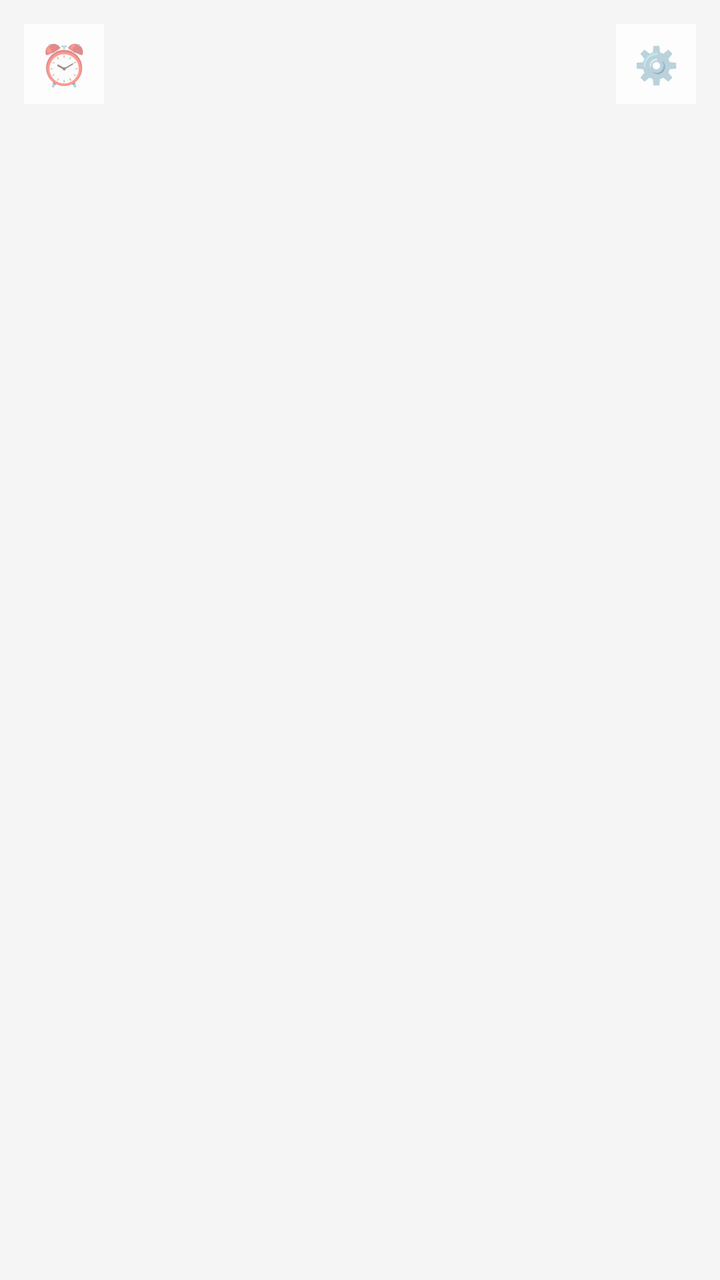
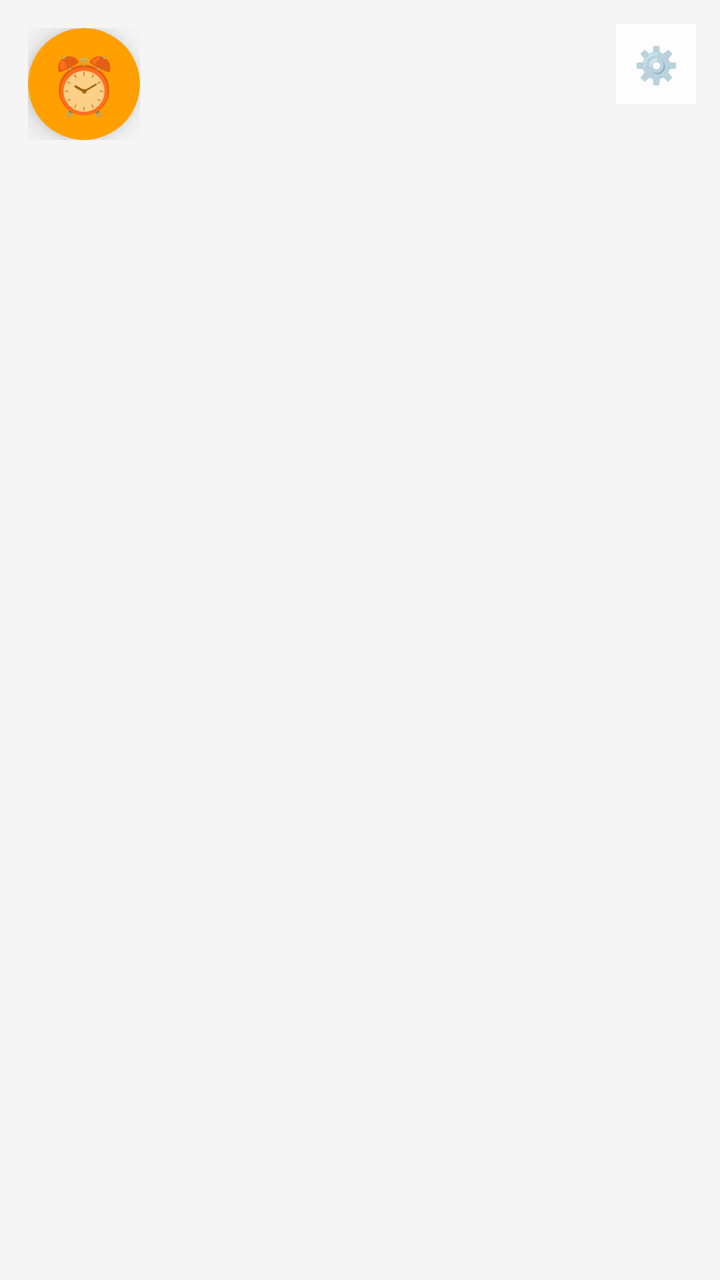

An Android layout rendered at two revisions. The XML below is the earlier revision; the diff shows what the commit changed to produce the second picture.
<!-- AndroidManifest.xml: application theme Theme.MonStock -->
<!-- res/layout/fragment_sell.xml -->
<?xml version="1.0" encoding="utf-8"?>
<FrameLayout xmlns:android="http://schemas.android.com/apk/res/android"
    android:layout_width="match_parent"
    android:layout_height="match_parent">

    <ImageView
        android:id="@+id/ivBackground"
        android:layout_width="match_parent"
        android:layout_height="match_parent"
        android:scaleType="centerCrop"
        android:alpha="0.22"
        android:contentDescription="@null" />

    <androidx.recyclerview.widget.RecyclerView
        android:id="@+id/recyclerView"
        android:layout_width="match_parent"
        android:layout_height="match_parent"
        android:padding="4dp" />

    <TextView
        android:id="@+id/tvEmpty"
        android:layout_width="wrap_content"
        android:layout_height="wrap_content"
        android:layout_gravity="center"
        android:text="@string/no_products_to_sell"
        android:textColor="#888888"
        android:visibility="gone" />

    <FrameLayout
        android:layout_width="wrap_content"
        android:layout_height="wrap_content"
        android:layout_gravity="top|start"
        android:layout_margin="12dp">

        <TextView
            android:id="@+id/btnOrders"
            android:layout_width="40dp"
            android:layout_height="40dp"
            android:background="#CCFFFFFF"
            android:gravity="center"
            android:text="⏰"
            android:textSize="20sp" />

        <TextView
            android:id="@+id/tvOrdersBadge"
            android:layout_width="wrap_content"
            android:layout_height="wrap_content"
            android:layout_gravity="top|end"
            android:layout_marginTop="-4dp"
            android:layout_marginEnd="-4dp"
            android:background="@color/danger"
            android:textColor="@color/white"
            android:textSize="10sp"
            android:textStyle="bold"
            android:minWidth="18dp"
            android:minHeight="18dp"
            android:gravity="center"
            android:paddingHorizontal="4dp"
            android:visibility="gone" />

    </FrameLayout>

    <TextView
        android:id="@+id/btnSettings"
        android:layout_width="40dp"
        android:layout_height="40dp"
        android:layout_gravity="top|end"
        android:layout_margin="12dp"
        android:background="#CCFFFFFF"
        android:gravity="center"
        android:text="⚙️"
        android:textSize="18sp" />

</FrameLayout>
<!-- resources referenced by this layout -->
<resources>
  <color name="danger">#E53935</color>
  <color name="white">#FFFFFF</color>
  <string name="no_products_to_sell">Aucun produit en stock à vendre.</string>
  <style name="Theme.MonStock" parent="Theme.MaterialComponents.DayNight.NoActionBar">
          <item name="colorPrimary">@color/primary</item>
          <item name="colorPrimaryDark">@color/primary_dark</item>
          <item name="colorAccent">@color/accent</item>
          <item name="android:windowBackground">@color/background</item>
      </style>
  <color name="primary">#1565C0</color>
  <color name="primary_dark">#0D47A1</color>
  <color name="accent">#43A047</color>
  <color name="background">#F5F5F5</color>
</resources>

<!-- the commit's change to res/layout/fragment_sell.xml (unified diff, before → after) -->
@@ -1,5 +1,6 @@
 <?xml version="1.0" encoding="utf-8"?>
 <FrameLayout xmlns:android="http://schemas.android.com/apk/res/android"
+    xmlns:app="http://schemas.android.com/apk/res-auto"
     android:layout_width="match_parent"
     android:layout_height="match_parent">
 
@@ -30,32 +31,41 @@
         android:layout_width="wrap_content"
         android:layout_height="wrap_content"
         android:layout_gravity="top|start"
-        android:layout_margin="12dp">
+        android:layout_margin="14dp">
 
-        <TextView
-            android:id="@+id/btnOrders"
-            android:layout_width="40dp"
-            android:layout_height="40dp"
-            android:background="#CCFFFFFF"
-            android:gravity="center"
-            android:text="⏰"
-            android:textSize="20sp" />
+        <androidx.cardview.widget.CardView
+            android:layout_width="56dp"
+            android:layout_height="56dp"
+            app:cardCornerRadius="28dp"
+            app:cardElevation="8dp"
+            app:cardBackgroundColor="#FFA000">
+
+            <TextView
+                android:id="@+id/btnOrders"
+                android:layout_width="match_parent"
+                android:layout_height="match_parent"
+                android:gravity="center"
+                android:text="⏰"
+                android:textSize="28sp" />
+        </androidx.cardview.widget.CardView>
 
         <TextView
             android:id="@+id/tvOrdersBadge"
             android:layout_width="wrap_content"
             android:layout_height="wrap_content"
             android:layout_gravity="top|end"
-            android:layout_marginTop="-4dp"
-            android:layout_marginEnd="-4dp"
-            android:background="@color/danger"
+            android:layout_marginTop="-6dp"
+            android:layout_marginEnd="-6dp"
+            android:background="@drawable/dot_shape"
+            android:backgroundTint="@color/danger"
             android:textColor="@color/white"
-            android:textSize="10sp"
+            android:textSize="13sp"
             android:textStyle="bold"
-            android:minWidth="18dp"
-            android:minHeight="18dp"
+            android:minWidth="24dp"
+            android:minHeight="24dp"
             android:gravity="center"
-            android:paddingHorizontal="4dp"
+            android:paddingHorizontal="6dp"
+            android:elevation="9dp"
             android:visibility="gone" />
 
     </FrameLayout>
<!-- resource entries referenced after the edit -->
@@ -2,6 +2,12 @@
 <resources>
   <color name="danger">#E53935</color>
   <color name="white">#FFFFFF</color>
+  <!-- drawable dot_shape (drawable) -->
+  <?xml version="1.0" encoding="utf-8"?>
+  <shape xmlns:android="http://schemas.android.com/apk/res/android"
+      android:shape="oval">
+      <solid android:color="@color/cash" />
+  </shape>
   <string name="no_products_to_sell">Aucun produit en stock à vendre.</string>
   <style name="Theme.MonStock" parent="Theme.MaterialComponents.DayNight.NoActionBar">
           <item name="colorPrimary">@color/primary</item>
@@ -9,6 +15,7 @@
           <item name="colorAccent">@color/accent</item>
           <item name="android:windowBackground">@color/background</item>
       </style>
+  <color name="cash">#2E7D32</color>
   <color name="primary">#1565C0</color>
   <color name="primary_dark">#0D47A1</color>
   <color name="accent">#43A047</color>
